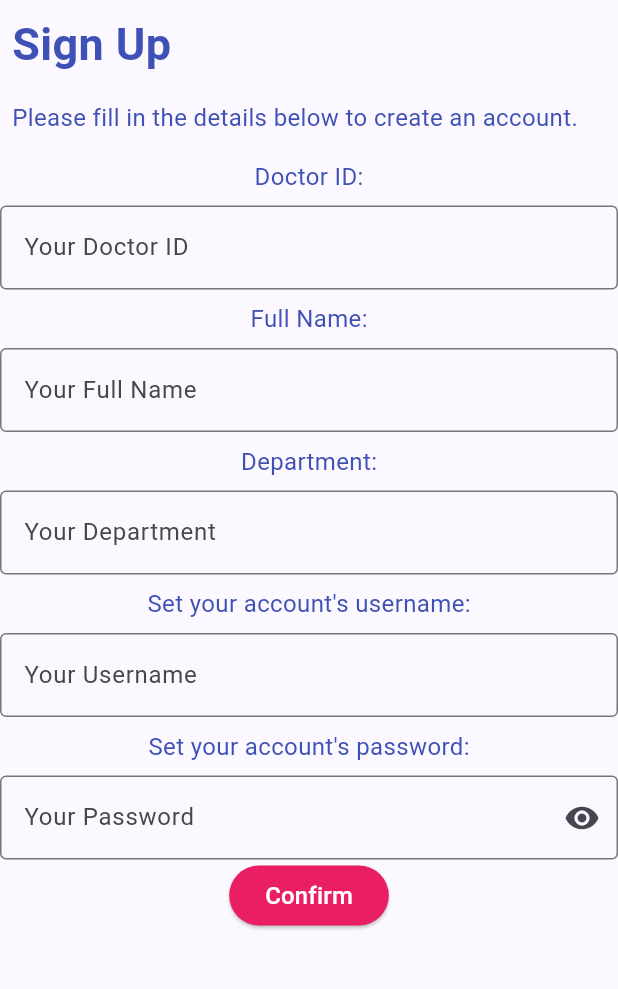
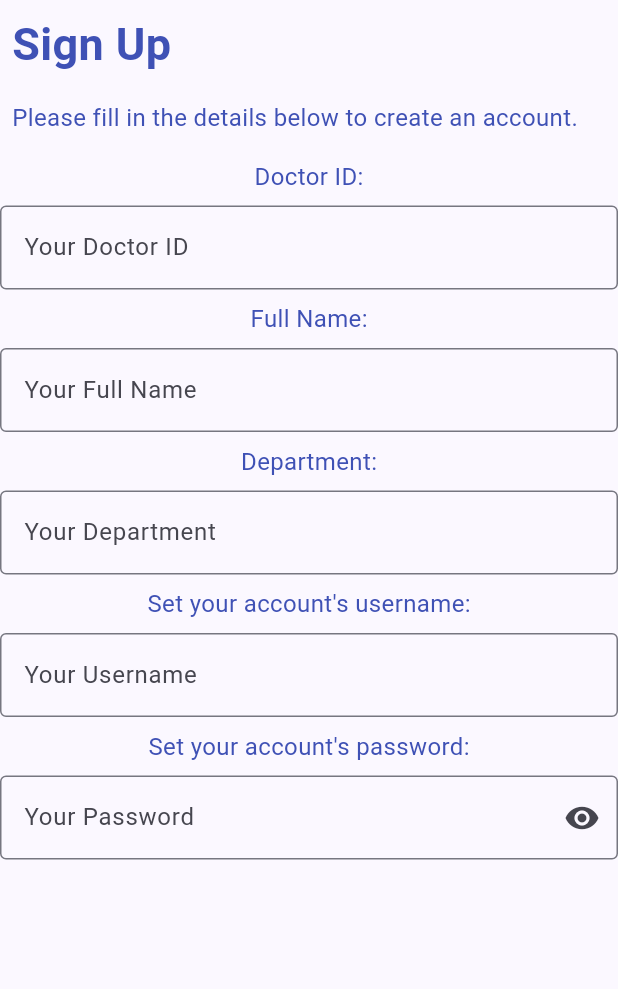
Before and after one commit to AbelChanYukTo/PMS_Mobile, a Flutter app: the SignUp screen opened directly, after a tap on "Confirm", on a phone screen of 412 x 824 dp, the part 84-1073 px from its top. Run offline on Flutter 3.47's test engine with Material 3 defaults, Android fonts, the phone set to English and light mode, and no system bars; network calls fail.

Commit message:
Some improvements

```diff
--- a/pms_app/lib/signup.dart
+++ b/pms_app/lib/signup.dart
@@ -7,9 +7,15 @@ class SignUp extends StatefulWidget{
     const SignUp({super.key});
     State<SignUp> createState()=> _SignUpState();
 }
-class _SignUpState extends State<SignUp>{
+class _SignUpState extends State<SignUp> with TickerProviderStateMixin{
     // The variable for showing error messages
-    var error_message="";
+    //var error_message="";
+    var buttonDisabled=false;
+
+    late AnimationController ancontroller=AnimationController(
+        duration: const Duration(seconds:2),
+        vsync:this
+    )..repeat(reverse:false);
 
     // The controllers for getting and changing the text in the text fields
     final doctorIdController=TextEditingController();
@@ -116,7 +122,14 @@ class _SignUpState extends State<SignUp>{
                             obscureText: obscured,
                             controller: passwordController),
                         // The submit button to confirm the sign up
-                    ElevatedButton(onPressed:() async{
+                    buttonDisabled? CircularProgressIndicator(value:ancontroller.value,color:Colors.pink)
+                    :ElevatedButton(
+                        onPressed:buttonDisabled? null :() async{
+                        // Make the Confirm button disabled and change its text to "Waiting..."
+                            // Enter codes here
+                        setState(() {
+                            buttonDisabled=true;
+                        });
                         // Put the inputs into a JSON object
                         // and preparing to send it to the server as a request body
                         var data=json.encode({
@@ -136,7 +149,7 @@ class _SignUpState extends State<SignUp>{
                         if(theData["success"]==true){
                         // To ensure that the error message is cleared
                         setState((){
-                            error_message="";
+                            //error_message="";
                         });
                         // Clear the text fields for security
                         doctorIdController.clear();
@@ -144,6 +157,11 @@ class _SignUpState extends State<SignUp>{
                         departmentController.clear();
                         usernameController.clear();
                         passwordController.clear();
+                        // Restore the normal state of the Confirm button
+                            // Enter codes here
+                        setState(() {
+                            buttonDisabled=false;
+                        });
                         // Navigate to the page indicating that the sign up is successful
                         // and that page will show the username of the new account
                             Navigator.push(context, MaterialPageRoute(builder: (context) => SignUpSuccess(username: theData["username"])));
@@ -151,20 +169,31 @@ class _SignUpState extends State<SignUp>{
                         // If the sign up is not successful, show the corresponding error message
                         else{
                             setState((){
-                                error_message="${theData["message"]}\nPlease try again.";
+                                ScaffoldMessenger.of(context).showSnackBar(
+                                    SnackBar(content: Text("${theData["message"]}\nPlease try again."),
+                                    action:SnackBarAction(label:"OK", onPressed: (){})));
+                                //error_message="${theData["message"]}\nPlease try again.";
+                                buttonDisabled=false;
                             });
+                            // Clear the text fields for security
+                            doctorIdController.clear();
+                            fullNameController.clear();
+                            departmentController.clear();
+                            usernameController.clear();
+                            passwordController.clear();
                         }
                     },
                     // Set the button's text to be white and the background color to pink
-                    child: const Text("Confirm",
+                    child: Text("Confirm",
                     style: TextStyle(fontSize: 16,color:Colors.white)),
-                    style: ButtonStyle(backgroundColor:WidgetStatePropertyAll<Color>(Colors.pink)))
+                    style: ButtonStyle(backgroundColor:WidgetStatePropertyAll<Color>(Colors.pink),
+                    ))
                     ]
                     )),
                     // A container of text to show the error message
-                    Container(padding: const EdgeInsets.all(8),
+                    /*Container(padding: const EdgeInsets.all(8),
                     child:Text("${error_message}",
-                    style: TextStyle(fontSize: 16, color:Colors.red)))
+                    style: TextStyle(fontSize: 16, color:Colors.red)))*/
                     ]
         )
       )
```
Also changed, not shown: pms_app/lib/main.dart (+26 -8 lines).
